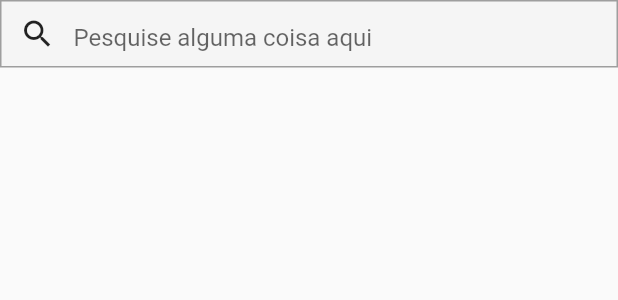
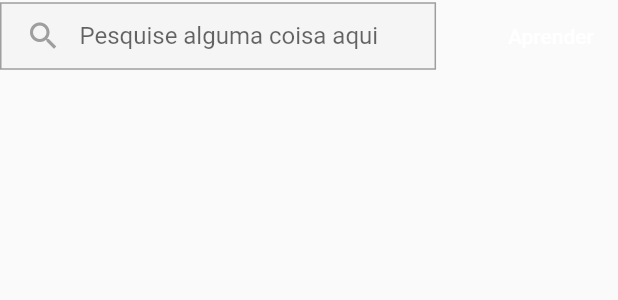
Before and after one commit to nbthales/udemy_clone_web, a Flutter app: the WebAppBarResponsiveContent widget shown alone on an empty page, opened directly, on a phone screen of 412 x 824 dp. Shown: the top 300 px of the screen. Run offline on Flutter 3.47's test engine with Material 2 defaults, Android fonts, the phone set to English and light mode, and no system bars.

Commit message:
25. Finalizando a AppBar

```diff
--- /dev/null
+++ b/lib/breakpoints.dart
@@ -0,0 +1 @@
+const mobileBreakpoint = 700;
--- a/lib/main.dart
+++ b/lib/main.dart
@@ -9,7 +9,8 @@ class MyApp extends StatelessWidget {
   @override
   Widget build(BuildContext context) {
     return MaterialApp(
-      title: 'Flutter Demo',
+      debugShowCheckedModeBanner: false,
+      title: 'Flutter Responsivo',
       theme: ThemeData(
         primarySwatch: Colors.blue,
       ),
--- a/lib/pages/home/home_page.dart
+++ b/lib/pages/home/home_page.dart
@@ -1,4 +1,5 @@
 import 'package:flutter/material.dart';
+import 'package:udemy_clone_web/breakpoints.dart';
 import 'package:udemy_clone_web/pages/home/widgets/app_bar/mobile_app_bar.dart';
 import 'package:udemy_clone_web/pages/home/widgets/app_bar/web_app_bar.dart';
 
@@ -10,7 +11,7 @@ class HomePage extends StatelessWidget {
       builder: (context, constraints){
 //      print('biggest ${constraints.biggest} smallest ${constraints.smallest}');
         return Scaffold(
-          appBar: constraints.maxWidth < 800
+          appBar: constraints.maxWidth < mobileBreakpoint
               ? PreferredSize(
                   child: MobileAppBar(),
                   preferredSize: Size(double.infinity, 56),
@@ -19,7 +20,7 @@ class HomePage extends StatelessWidget {
                   child: WebAppBar(),
                   preferredSize: Size(double.infinity, 72),
           ),
-          drawer: Drawer(),
+          drawer: constraints.maxWidth < mobileBreakpoint ? Drawer() : null,
         );
       },
     );
--- a/lib/pages/home/widgets/app_bar/web_app_bar_responsive_content.dart
+++ b/lib/pages/home/widgets/app_bar/web_app_bar_responsive_content.dart
@@ -21,12 +21,18 @@ class WebAppBarResponsiveContent extends StatelessWidget {
                   ),
                   child: Row(
                     children: [
-                      IconButton(icon: Icon(Icons.search), onPressed: (){}),
+                      const SizedBox(width: 4),
+                      IconButton(
+                        icon: Icon(Icons.search),
+                        color: Colors.grey[500],
+                        onPressed: (){},
+                      ),
                       Expanded(
                         child: TextField(
                           decoration: InputDecoration(
                             border: InputBorder.none,
-                            hintText: 'Pesquise alguma coisa aqui'
+                            hintText: 'Pesquise alguma coisa aqui',
+                            isCollapsed: true,
                           ),
                         ),
                       )
@@ -34,6 +40,22 @@ class WebAppBarResponsiveContent extends StatelessWidget {
                   ),
                 ),
               ),
+              if(constraints.maxWidth >= 400)...[
+                const SizedBox(width: 32),
+                FlatButton(
+                  onPressed: (){},
+                  child: Text('Aprender'),
+                  textColor: Colors.white,
+                ),
+              ],
+              if(constraints.maxWidth >= 500)...[
+                const SizedBox(width: 8),
+                FlatButton(
+                  onPressed: (){},
+                  child: Text('Flutter'),
+                  textColor: Colors.white,
+                ),
+              ],
             ],
           );
         },
```
